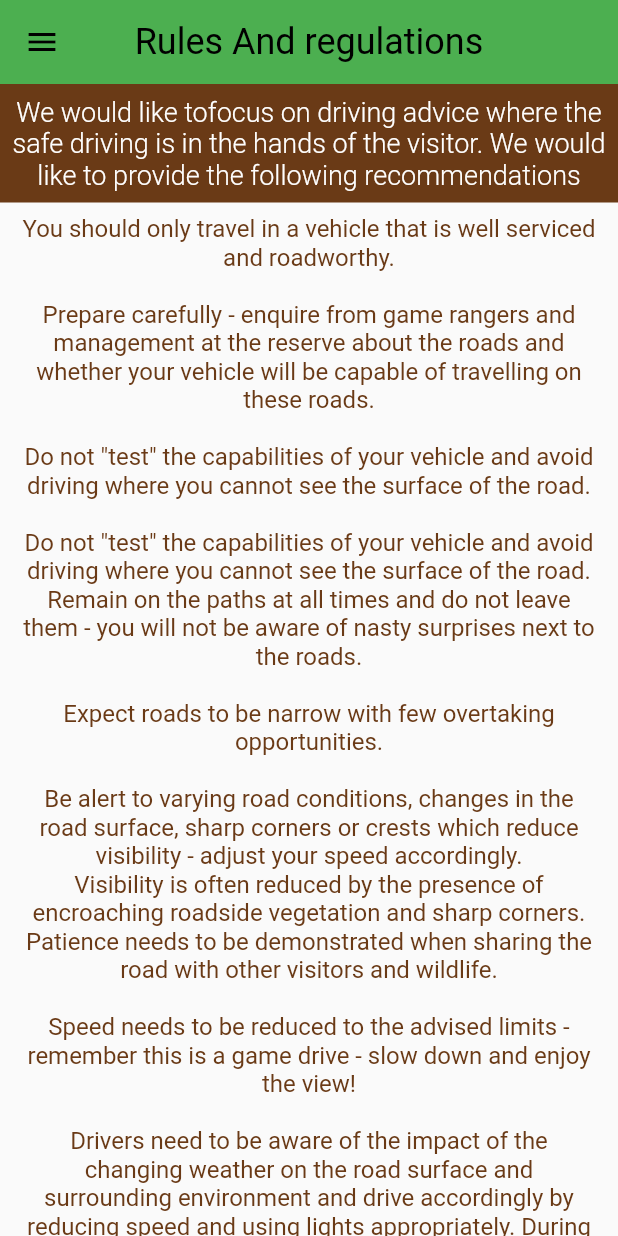
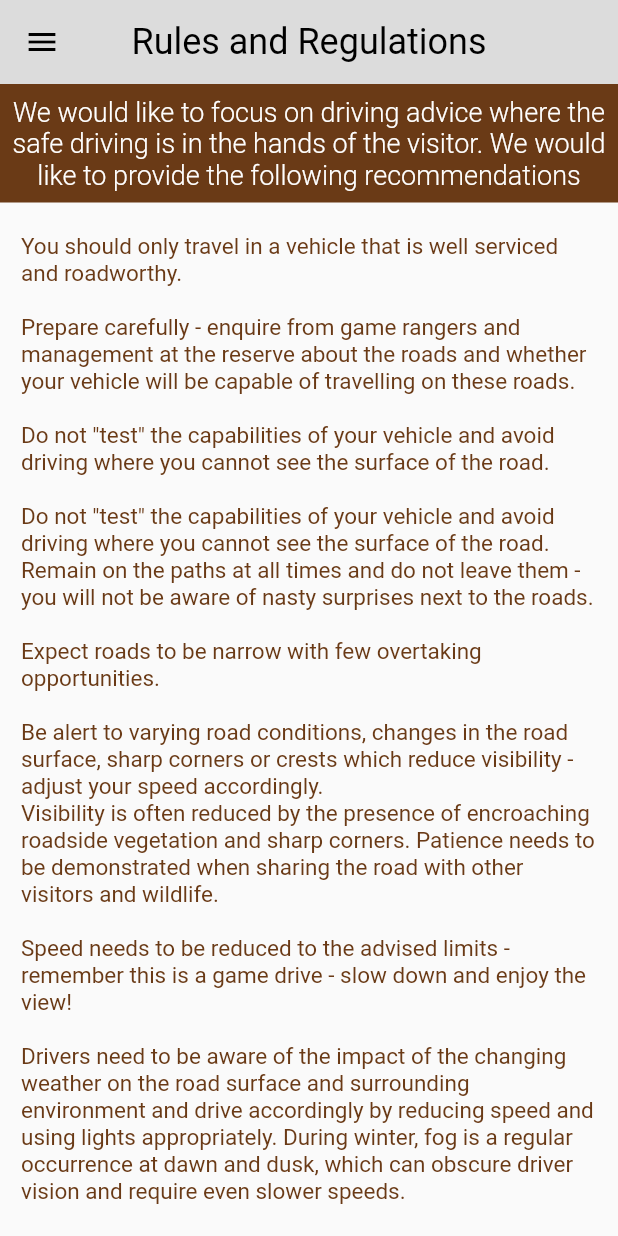
Before and after one commit to AMstyles/virtual_ranger, a Flutter app: the RulesPage screen opened directly, on a phone screen of 412 x 824 dp. Run offline on Flutter 3.47's test engine with Material 2 defaults, Android fonts, the phone set to English and light mode, and no system bars; our stand-ins replace cached_network_image, dio, firebase_auth, firebase_core, fluttertoast, google_maps_flutter and 6 more; missing offline and left inert: flutter_facebook_auth, qr_code_scanner; accounts and stored records are empty; network calls fail.

Commit message:
UI fixed

```diff
--- a/lib/main.dart
+++ b/lib/main.dart
@@ -52,7 +52,7 @@ class _MyAppState extends State<MyApp> {
         themeMode: ThemeMode.light,
         theme: ThemeData(
           appBarTheme: const AppBarTheme(
-            backgroundColor: Colors.green,
+            backgroundColor: Colors.black12,
             foregroundColor: Colors.black,
             elevation: 0,
             scrolledUnderElevation: 1,
--- a/lib/models/preset_styles.dart
+++ b/lib/models/preset_styles.dart
@@ -7,4 +7,4 @@ const profTextStyle =
     TextStyle(color: Colors.white, fontSize: 18, fontWeight: FontWeight.bold);
 
 const drawerTextStyle2 =
-    TextStyle(color: Colors.black, fontSize: 20, fontWeight: FontWeight.w400);
+    TextStyle(color: Colors.black, fontSize: 17, fontWeight: FontWeight.w400);
--- a/lib/pages/Custom/DrawerContainer.dart
+++ b/lib/pages/Custom/DrawerContainer.dart
@@ -25,6 +25,7 @@ class _DrawerContainerState extends State<DrawerContainer> {
             blurRadius: 12,
           )
         ]),
+
         transform: Matrix4.translationValues(
             Provider.of<Anime>(context).xOffset,
             Provider.of<Anime>(context).yOffset,
--- a/lib/pages/Custom/drawerItems.dart
+++ b/lib/pages/Custom/drawerItems.dart
@@ -17,7 +17,7 @@ class DrawerItems {
   static final faq =
       DrawerItem(title: 'FAQ', image: 'lib/icons/iconElephant.png', num: 5);
   static final rules =
-      DrawerItem(title: 'rules', image: 'lib/icons/iconElephant.png', num: 6);
+      DrawerItem(title: 'Rules', image: 'lib/icons/iconElephant.png', num: 6);
   static final businessListings = DrawerItem(
       title: 'Business Listings', image: 'lib/icons/iconElephant.png', num: 7);
   static final settings = DrawerItem(
--- a/lib/pages/DownloadPage.dart
+++ b/lib/pages/DownloadPage.dart
@@ -45,7 +45,11 @@ class _DownloadPageState extends State<DownloadPage>
   Widget build(BuildContext context) {
     return Scaffold(
       appBar: AppBar(
-        title: Text('Download content'),
+        title: Text('Download content',style: TextStyle(
+          fontSize: 20,
+          color: Colors.black,
+        )),
+
       ),
       body: Center(
         child: Column(
--- a/lib/pages/rule_page.dart
+++ b/lib/pages/rule_page.dart
@@ -29,7 +29,7 @@ class _RulesPageState extends State<RulesPage> {
             icon: const Icon(Icons.menu),
             onPressed: Provider.of<Anime>(context, listen: false).handleDrawer,
           ),
-          title: const Text('Rules And regulations')),
+          title: const Text('Rules and Regulations')),
       body: ListView(
         children: [
           Container(
@@ -39,7 +39,7 @@ class _RulesPageState extends State<RulesPage> {
             child: const Center(
               child: Text(
                 textAlign: TextAlign.center,
-                'We would like tofocus on driving advice where the safe driving is in the hands of the visitor. We would like to provide the following recommendations',
+                'We would like to focus on driving advice where the safe driving is in the hands of the visitor. We would like to provide the following recommendations',
                 style: TextStyle(
                   fontWeight: FontWeight.w300,
                   fontSize: 18,
@@ -50,13 +50,13 @@ class _RulesPageState extends State<RulesPage> {
           ),
           Padding(
             padding: const EdgeInsets.symmetric(
-              vertical: 8,
+              vertical: 20,
               horizontal: 14,
             ),
             child: Text(
               constRulesAndRegulations,
-              textAlign: TextAlign.center,
-              style: TextStyle(color: MyColors.secondaryColor, fontSize: 16),
+              textAlign: TextAlign.left,
+              style: TextStyle(color: MyColors.secondaryColor, fontSize: 15),
             ),
           ),
         ],
```
Also changed, not shown: lib/pages/news_and_deals_page.dart (+9 -2 lines).
